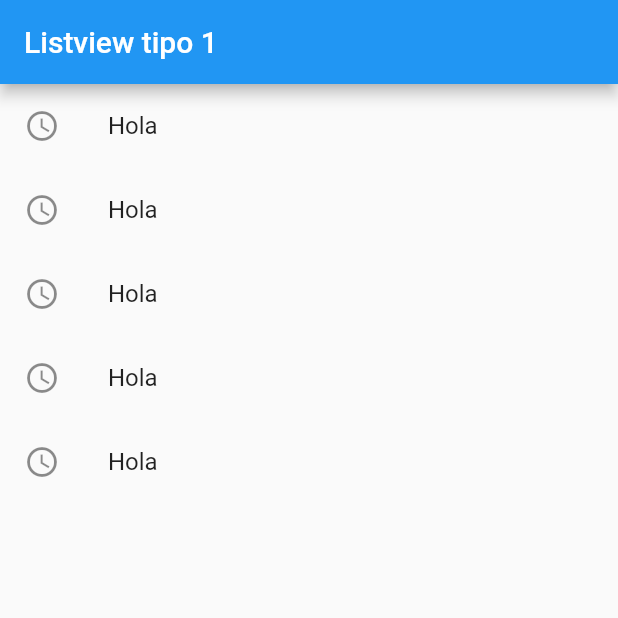
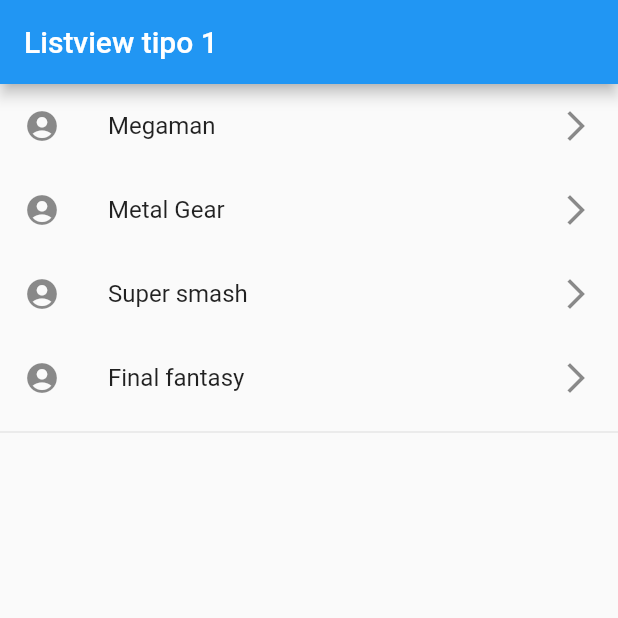
Before and after one commit to Tikiva/Flutter_components, a Flutter app: the screen it shows after launch, on a phone screen of 412 x 824 dp, the top half of it. Run offline on Flutter 3.47's test engine with Material 2 defaults, Android fonts, the phone set to English and light mode, and no system bars.

Commit message:
FLUTTER-Components 0002 ListTitle con una lista predefinida

```diff
--- a/lib/screens/listview1_screen.dart
+++ b/lib/screens/listview1_screen.dart
@@ -3,6 +3,8 @@ import 'package:flutter/material.dart';
 class Listview1Screen extends StatelessWidget {
 
   const Listview1Screen({Key? key}) : super(key: key);
+
+  final options= const ['Megaman','Metal Gear','Super smash','Final fantasy'];
 
   @override
   Widget build(BuildContext context) {
@@ -18,27 +20,21 @@ class Listview1Screen extends StatelessWidget {
         //    Text('Hola mundo'),
 
         //  ],
-        children: const [
-          ListTile(
-            leading: Icon(Icons.access_time_sharp),
-            title: Text('Hola'),
-          ),
-          ListTile(
-            leading: Icon(Icons.access_time_sharp),
-            title: Text('Hola'),
-          ),
-          ListTile(
-            leading: Icon(Icons.access_time_sharp),
-            title: Text('Hola'),
-          ),
-          ListTile(
-            leading: Icon(Icons.access_time_sharp),
-            title: Text('Hola'),
-          ),
-          ListTile(
-            leading: Icon(Icons.access_time_sharp),
-            title: Text('Hola'),
-          ),
+        children:  [
+          ...options.map(
+            (game) => ListTile(
+              leading: const Icon(Icons.account_circle),
+              title:Text(game),
+              trailing: const Icon(Icons.arrow_forward_ios_outlined),
+            )
+            ).toList(),
+
+            const Divider(),
+
+          // ListTile(
+          //   leading: Icon(Icons.access_time_sharp),
+          //   title: Text('Hola'),
+          // ),
         ],
 
         )
```
